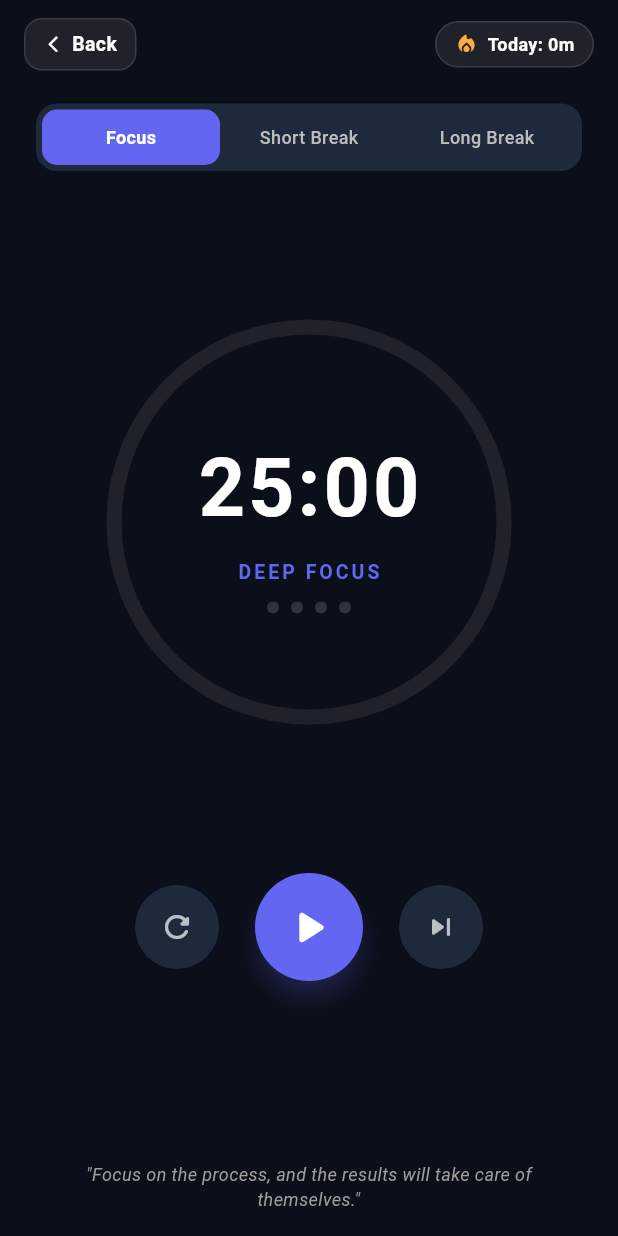
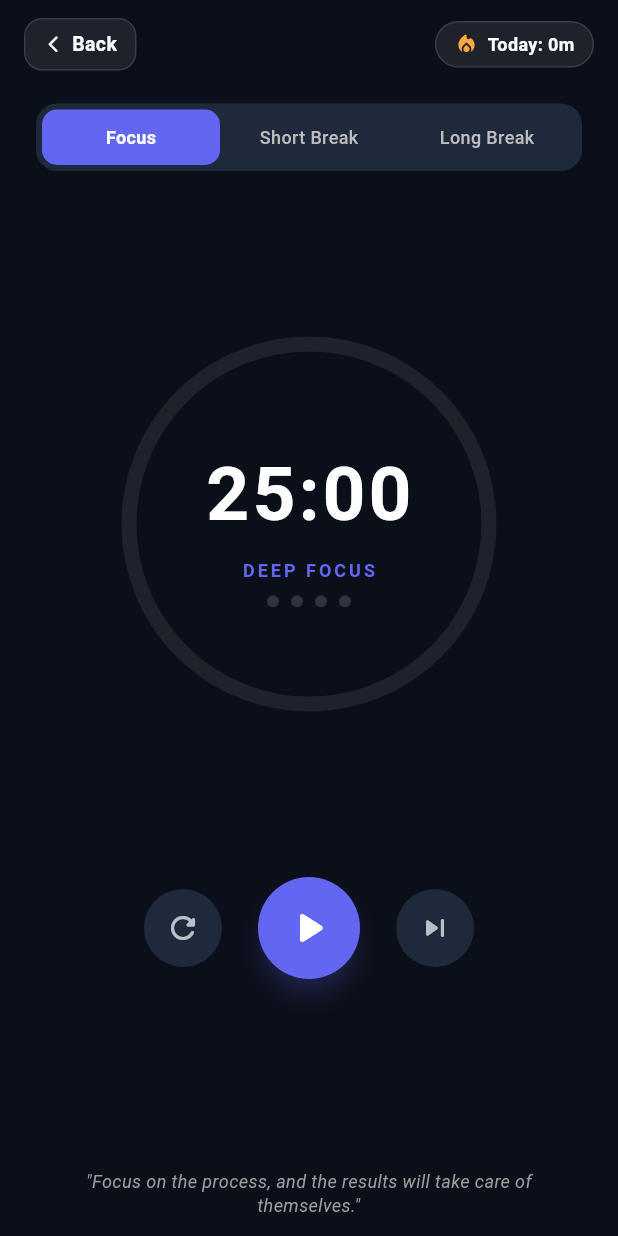
Before and after one commit to ravirajedesai/Reading-room-management-frontend, a Flutter app: the PomodoroPage screen opened directly, on a phone screen of 412 x 824 dp. Run offline on Flutter 3.47's test engine with Material 3 defaults, Android fonts, the phone set to English and light mode, and no system bars; our stand-ins replace firebase_core, firebase_messaging, pdf, printing, shared_preferences; missing offline and left inert: mobile_scanner, razorpay_flutter; accounts and stored records are empty.

Commit message:
fix: make Pomodoro layout responsive with LayoutBuilder and SingleChildScrollView to prevent RenderFlex overflow

```diff
--- a/lib/screens/pomodoro_page.dart
+++ b/lib/screens/pomodoro_page.dart
@@ -251,6 +251,13 @@ class _PomodoroPageState extends State<PomodoroPage> with TickerProviderStateMix
         child: Scaffold(
           backgroundColor: const Color(0xFF0B0F19), // Deep OLED Slate
           body: SafeArea(
+            child: LayoutBuilder(
+              builder: (context, constraints) {
+                return SingleChildScrollView(
+                  physics: const ClampingScrollPhysics(),
+                  child: ConstrainedBox(
+                    constraints: BoxConstraints(minHeight: constraints.maxHeight),
+                    child: IntrinsicHeight(
                       child: Column(
                         children: [
                           // Top Bar: Back/Minimize & Today Total
@@ -339,8 +346,8 @@ class _PomodoroPageState extends State<PomodoroPage> with TickerProviderStateMix
                               children: [
                                 // Outer Glow / Track
                                 SizedBox(
-                    width: 260,
-                    height: 260,
+                                  width: 240,
+                                  height: 240,
                                   child: CircularProgressIndicator(
                                     value: progress,
                                     strokeWidth: 10,
@@ -356,25 +363,25 @@ class _PomodoroPageState extends State<PomodoroPage> with TickerProviderStateMix
                                       _formatTime(_remainingSeconds),
                                       style: const TextStyle(
                                         color: Colors.white,
-                          fontSize: 54,
+                                        fontSize: 50,
                                         fontWeight: FontWeight.w700,
                                         letterSpacing: 2,
                                         fontFeatures: [FontFeature.tabularFigures()],
                                       ),
                                     ),
-                      const SizedBox(height: 8),
+                                    const SizedBox(height: 6),
                                     Text(
                                       _mode == PomodoroMode.focus
                                           ? 'DEEP FOCUS'
                                           : (_mode == PomodoroMode.shortBreak ? 'SHORT BREAK' : 'LONG REST'),
                                       style: TextStyle(
                                         color: accentColor,
-                          fontSize: 13,
+                                        fontSize: 12,
                                         fontWeight: FontWeight.bold,
                                         letterSpacing: 2,
                                       ),
                                     ),
-                      const SizedBox(height: 10),
+                                    const SizedBox(height: 8),
                                     // Cycle Indicator
                                     Row(
                                       mainAxisSize: MainAxisSize.min,
@@ -409,7 +416,7 @@ class _PomodoroPageState extends State<PomodoroPage> with TickerProviderStateMix
                                 style: IconButton.styleFrom(
                                   backgroundColor: const Color(0xFF1E293B),
                                   foregroundColor: Colors.white70,
-                    padding: const EdgeInsets.all(16),
+                                  padding: const EdgeInsets.all(14),
                                 ),
                                 icon: const Icon(Icons.refresh_rounded),
                                 onPressed: _resetTimer,
@@ -420,8 +427,8 @@ class _PomodoroPageState extends State<PomodoroPage> with TickerProviderStateMix
 
                               // Main Play/Pause Button
                               SizedBox(
-                  width: 72,
-                  height: 72,
+                                width: 68,
+                                height: 68,
                                 child: ElevatedButton(
                                   onPressed: _toggleTimer,
                                   style: ElevatedButton.styleFrom(
@@ -434,7 +441,7 @@ class _PomodoroPageState extends State<PomodoroPage> with TickerProviderStateMix
                                   ),
                                   child: Icon(
                                     _isRunning ? Icons.pause_rounded : Icons.play_arrow_rounded,
-                      size: 38,
+                                    size: 36,
                                   ),
                                 ),
                               ),
@@ -447,7 +454,7 @@ class _PomodoroPageState extends State<PomodoroPage> with TickerProviderStateMix
                                 style: IconButton.styleFrom(
                                   backgroundColor: const Color(0xFF1E293B),
                                   foregroundColor: Colors.white70,
-                    padding: const EdgeInsets.all(16),
+                                  padding: const EdgeInsets.all(14),
                                 ),
                                 icon: const Icon(Icons.skip_next_rounded),
                                 onPressed: () {
@@ -467,7 +474,7 @@ class _PomodoroPageState extends State<PomodoroPage> with TickerProviderStateMix
 
                           // Motivational Quote Footer
                           Padding(
-              padding: const EdgeInsets.symmetric(horizontal: 32, vertical: 16),
+                            padding: const EdgeInsets.symmetric(horizontal: 28, vertical: 12),
                             child: GestureDetector(
                               onTap: () {
                                 setState(() {
@@ -481,12 +488,17 @@ class _PomodoroPageState extends State<PomodoroPage> with TickerProviderStateMix
                                   color: Colors.grey.shade500,
                                   fontSize: 12,
                                   fontStyle: FontStyle.italic,
-                    height: 1.4,
+                                  height: 1.3,
                                 ),
                               ),
                             ),
                           ),
                         ],
+                      ),
+                    ),
+                  ),
+                );
+              },
             ),
           ),
         ),
```
Lines whose indentation alone changed are shown as unchanged.
